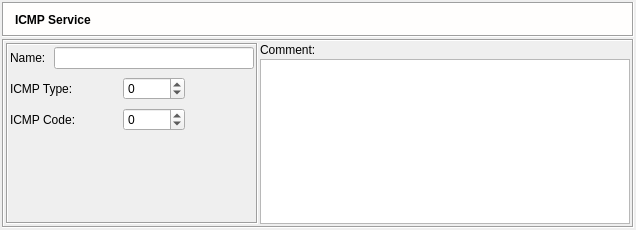
First picture: the form in src/gui/icmpservicedialog_q.ui, repository fwbuilder/fwbuilder, before the edit.
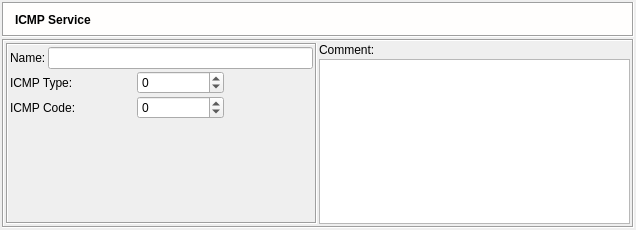
Second picture: the form after the edit. Icons and pictures are not drawn.

Diff of the .ui file:
```diff
--- a/src/gui/icmpservicedialog_q.ui
+++ b/src/gui/icmpservicedialog_q.ui
@@ -222,12 +222,6 @@
            <enum>QFrame::Sunken</enum>
           </property>
           <layout class="QGridLayout" >
-           <property name="horizontalSpacing" >
-            <number>8</number>
-           </property>
-           <property name="verticalSpacing" >
-            <number>8</number>
-           </property>
            <item row="0" column="0" >
             <widget class="QLabel" name="textLabel1" >
              <property name="sizePolicy" >
@@ -248,13 +242,13 @@
             <widget class="QLineEdit" name="obj_name" >
              <property name="sizePolicy" >
               <sizepolicy vsizetype="Fixed" hsizetype="Preferred" >
-               <horstretch>0</horstretch>
+               <horstretch>200</horstretch>
                <verstretch>0</verstretch>
               </sizepolicy>
              </property>
              <property name="minimumSize" >
               <size>
-               <width>200</width>
+               <width>0</width>
                <height>0</height>
               </size>
              </property>
@@ -306,7 +300,20 @@
              </property>
             </widget>
            </item>
-           <item row="3" column="2" >
+           <item row="2" column="3" >
+            <spacer>
+             <property name="orientation" >
+              <enum>Qt::Horizontal</enum>
+             </property>
+             <property name="sizeHint" >
+              <size>
+               <width>111</width>
+               <height>20</height>
+              </size>
+             </property>
+            </spacer>
+           </item>
+           <item row="3" column="1" colspan="2" >
             <spacer>
              <property name="orientation" >
               <enum>Qt::Vertical</enum>
```
